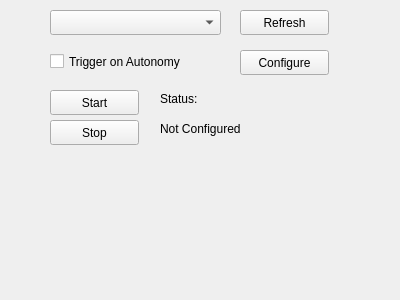
The window that riptide_rviz/riptide_rviz/src/BaggingPanel.ui (osu-uwrt/riptide_gui) describes before a commit, drawn with Qt 5.
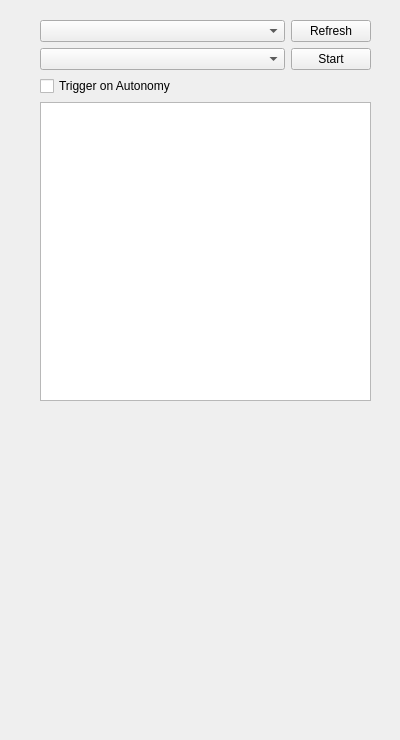
The same window after the commit.

Diff of the .ui file:
```diff
--- a/riptide_rviz/riptide_rviz/src/BaggingPanel.ui
+++ b/riptide_rviz/riptide_rviz/src/BaggingPanel.ui
@@ -7,112 +7,73 @@
     <x>0</x>
     <y>0</y>
     <width>400</width>
-    <height>300</height>
+    <height>740</height>
    </rect>
   </property>
   <property name="windowTitle">
    <string>Bagging Panel</string>
   </property>
-  <widget class="QPushButton" name="baggingConfigure">
+  <widget class="QWidget" name="verticalLayoutWidget">
    <property name="geometry">
     <rect>
-     <x>240</x>
-     <y>50</y>
-     <width>89</width>
-     <height>25</height>
+     <x>40</x>
+     <y>20</y>
+     <width>331</width>
+     <height>381</height>
     </rect>
    </property>
-   <property name="text">
-    <string>Configure</string>
-   </property>
-  </widget>
-  <widget class="QComboBox" name="baggingHost">
-   <property name="geometry">
-    <rect>
-     <x>50</x>
-     <y>10</y>
-     <width>171</width>
-     <height>25</height>
-    </rect>
-   </property>
-  </widget>
+   <layout class="QVBoxLayout" name="verticalLayout">
+    <item>
+     <layout class="QGridLayout" name="gridLayout">
+      <item row="1" column="0">
+       <widget class="QComboBox" name="baggingFile"/>
+      </item>
+      <item row="0" column="0">
+       <widget class="QComboBox" name="baggingHost"/>
+      </item>
+      <item row="1" column="1">
   <widget class="QPushButton" name="baggingStart">
-   <property name="geometry">
-    <rect>
-     <x>50</x>
-     <y>90</y>
-     <width>89</width>
-     <height>25</height>
-    </rect>
+        <property name="maximumSize">
+         <size>
+          <width>80</width>
+          <height>30</height>
+         </size>
+        </property>
+        <property name="styleSheet">
+         <string notr="true">QToolButton {color: white; background: green;}
+QToolButton:!enabled{color: white; background: rgb(100, 130, 110);}</string>
    </property>
    <property name="text">
     <string>Start</string>
    </property>
   </widget>
+      </item>
+      <item row="0" column="1">
   <widget class="QPushButton" name="baggingRefresh">
-   <property name="geometry">
-    <rect>
-     <x>240</x>
-     <y>10</y>
-     <width>89</width>
-     <height>25</height>
-    </rect>
+        <property name="maximumSize">
+         <size>
+          <width>80</width>
+          <height>30</height>
+         </size>
    </property>
    <property name="text">
     <string>Refresh</string>
    </property>
   </widget>
-  <widget class="QPushButton" name="baggingStop">
-   <property name="geometry">
-    <rect>
-     <x>50</x>
-     <y>120</y>
-     <width>89</width>
-     <height>25</height>
-    </rect>
-   </property>
-   <property name="text">
-    <string>Stop</string>
-   </property>
-  </widget>
+      </item>
+     </layout>
+    </item>
+    <item>
   <widget class="QCheckBox" name="baggingTrigger">
-   <property name="geometry">
-    <rect>
-     <x>50</x>
-     <y>50</y>
-     <width>171</width>
-     <height>23</height>
-    </rect>
-   </property>
    <property name="text">
     <string>Trigger on Autonomy</string>
    </property>
   </widget>
-  <widget class="QLabel" name="baggingStatusTitle">
-   <property name="geometry">
-    <rect>
-     <x>160</x>
-     <y>90</y>
-     <width>67</width>
-     <height>17</height>
-    </rect>
-   </property>
-   <property name="text">
-    <string>Status:</string>
-   </property>
-  </widget>
-  <widget class="QLabel" name="baggingStatus">
-   <property name="geometry">
-    <rect>
-     <x>160</x>
-     <y>120</y>
-     <width>201</width>
-     <height>17</height>
-    </rect>
-   </property>
-   <property name="text">
-    <string>Not Configured</string>
-   </property>
+    </item>
+    <item>
+     <widget class="QListWidget" name="baggingList"/>
+    </item>
+   </layout>
   </widget>
  </widget>
  <resources/>
```
Lines whose indentation alone changed are shown as unchanged.
